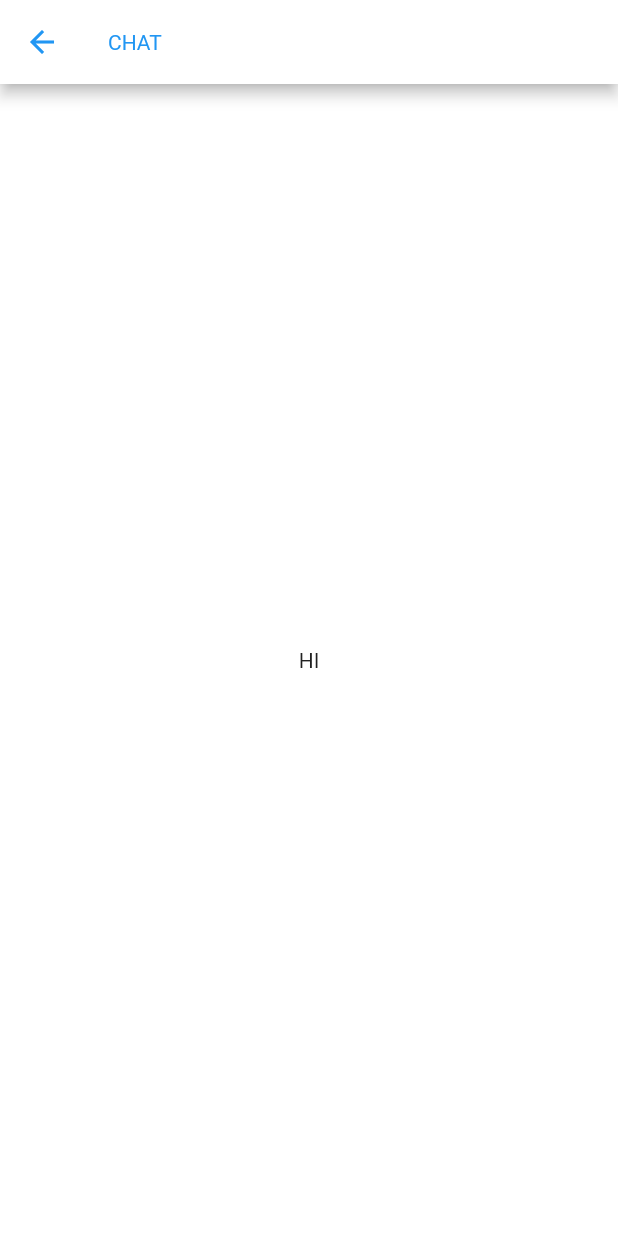
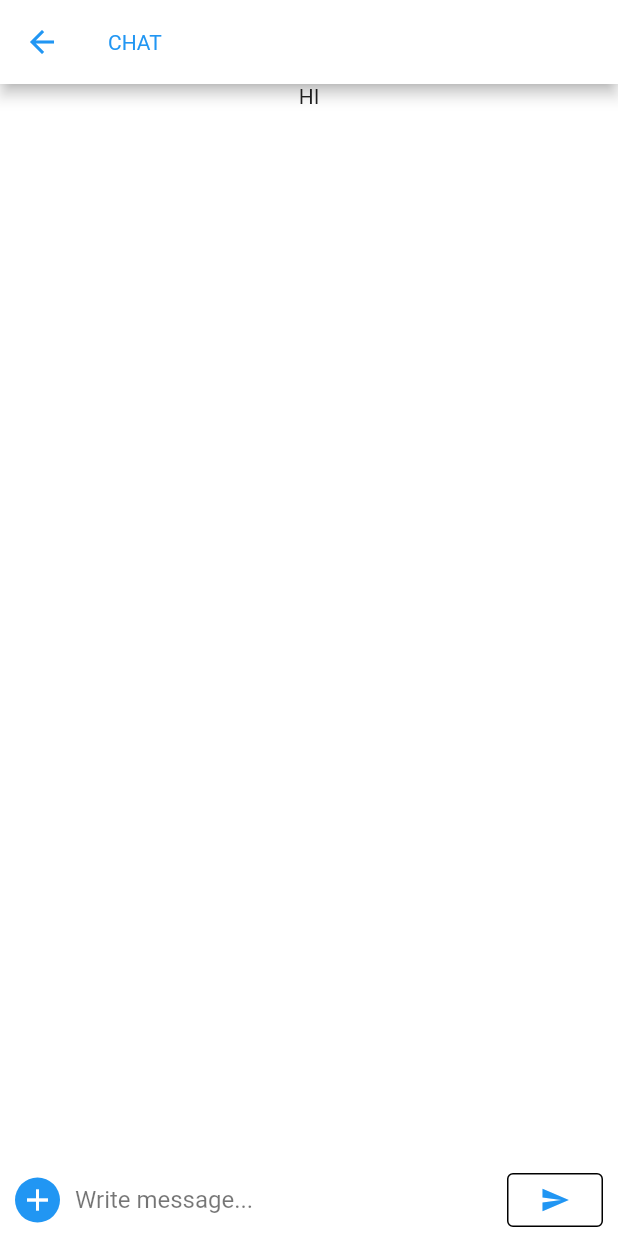
Before and after one commit to jameschoi97/sociaBLE_flutter, a Flutter app: the screen it shows after launch, after a tap on "Create a Room", on a phone screen of 412 x 824 dp. Run offline on Flutter 3.47's test engine with Material 2 defaults, Android fonts, the phone set to English and light mode, and no system bars; our stand-ins replace get.

Commit message:
no message

```diff
--- a/lib/config/constants/ui/theme_constants.dart
+++ b/lib/config/constants/ui/theme_constants.dart
@@ -43,6 +43,10 @@ abstract class SociableTheme {
     })
   );
 
+  ButtonStyle get chatButtonStyle => ButtonStyle(
+    shape: MaterialStateProperty.resolveWith((states) => null)
+  )
+
 
   String get name;
 }
--- a/lib/ui/pages/chatroom/chatroom_page.dart
+++ b/lib/ui/pages/chatroom/chatroom_page.dart
@@ -20,13 +20,45 @@ class ChatroomPage extends StatelessWidget {
               iconTheme: IconThemeData(color: Colors.blue),
               textTheme: TextTheme(headline6: TextStyle(color: Colors.blue)),
             ),
-            body: Center(
+            body: Column(children: [
+              Expanded(
                 child: Text("HI"),
+              ),
+              Row(
+                children: [
+                  Container(
+                    height: 30,
+                    width: 30,
+                    margin: EdgeInsets.only(left: 10, right: 10),
+                    child: FloatingActionButton(
+                      onPressed: (){},
+                      child: Icon(Icons.add, color: Colors.white),
+                      backgroundColor: Colors.blue,
+                      elevation: 0,
+                    ),
+                  ),
+                  Expanded(
+                      child: TextField(
+                        decoration: InputDecoration(
+                          hintText: 'Write message...',
+                          hintStyle: TextStyle(color: Colors.black54),
+                          border: InputBorder.none,
+                        ),
                       )
                   ),
+                  Container(
+                    margin: EdgeInsets.only(left: 10, right: 10),
+                    child: TextButton(
+                        onPressed: (){},
+                      child: Icon(Icons.send,color: Colors.blue, size: 20,),
+                      style: _themeController.buttonStyle,
+                    ),
+                  )
+                ],
+              )
+            ])),
       ),
     );
     throw UnimplementedError();
   }
-
 }
--- a/lib/ui/pages/main_menu/main_menu_page.dart
+++ b/lib/ui/pages/main_menu/main_menu_page.dart
@@ -24,7 +24,7 @@ class MainMenuPage extends StatelessWidget {
                   child: TextField(
                     decoration: InputDecoration(
                       border: OutlineInputBorder(),
-                      labelText: 'Enter your ID',
+                      hintText: 'Enter your ID',
                     ),
                   ),
                 )
```
Lines whose indentation alone changed are shown as unchanged.
